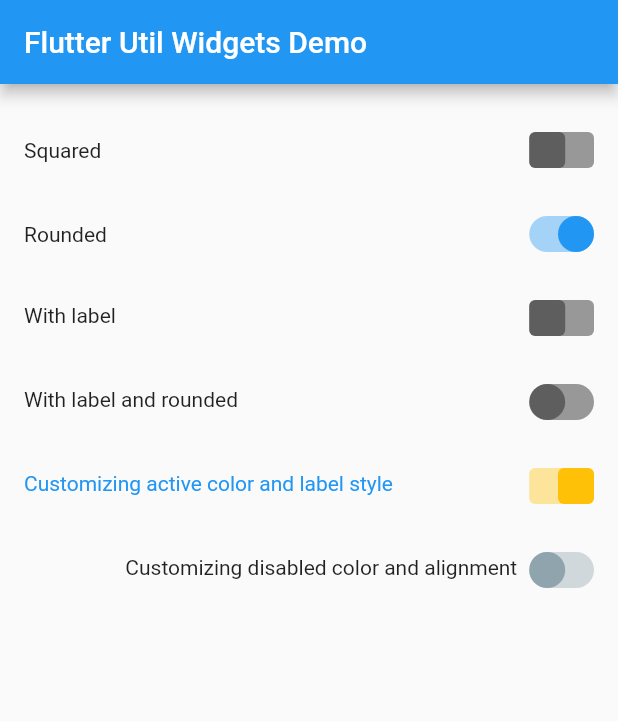
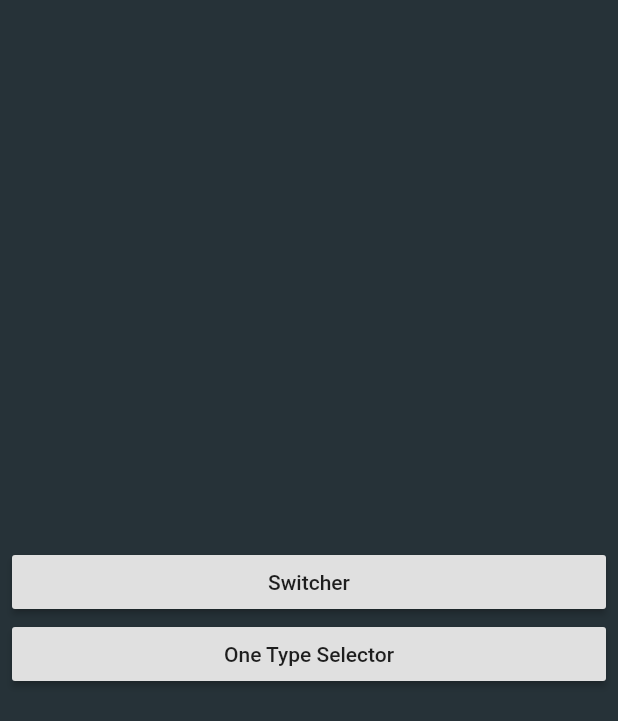
Before and after one commit to luizjacomn/flutter_util_widgets, a Flutter app: the screen it shows after launch, on a phone screen of 412 x 824 dp. Shown: the top 721 px of the screen. Run offline on Flutter 3.47's test engine with Material 2 defaults, Android fonts, the phone set to English and light mode, and no system bars.

Commit message:
Refactoring examples

```diff
--- a/example/lib/main.dart
+++ b/example/lib/main.dart
@@ -1,89 +1,47 @@
 import 'package:flutter/material.dart';
 
-import 'package:flutter_util_widgets/widgets/input/switcher/switcher.dart';
-
-const title = 'Flutter Util Widgets Demo';
+import 'package:example/one_type_selector_example.dart';
+import 'package:example/switcher_example.dart';
 
 void main() => runApp(MyApp());
 
 class MyApp extends StatelessWidget {
   @override
   Widget build(BuildContext context) {
-    return MaterialApp(
-      debugShowCheckedModeBanner: false,
-      title: title,
-      theme: ThemeData(
-        primarySwatch: Colors.blue,
-      ),
-      home: MyHomePage(),
-    );
+    return MaterialApp(debugShowCheckedModeBanner: false, home: Router());
   }
 }
 
-class MyHomePage extends StatefulWidget {
+class Router extends StatefulWidget {
   @override
-  _MyHomePageState createState() => _MyHomePageState();
+  _RouterState createState() => _RouterState();
 }
 
-class _MyHomePageState extends State<MyHomePage> {
+class _RouterState extends State<Router> {
   @override
   Widget build(BuildContext context) {
-    return Scaffold(
-      appBar: AppBar(
-        title: const Text(title),
-      ),
-      body: Center(
-        child: Padding(
-          padding: const EdgeInsets.all(16.0),
-          child: Column(
-            children: <Widget>[
-              Row(
-                children: <Widget>[
-                  Expanded(
-                    child: Text(
-                      'Squared',
-                    ),
-                  ),
-                  Switcher(onChange: print),
-                ],
-              ),
-              Row(
-                children: <Widget>[
-                  Expanded(
-                    child: Text(
-                      'Rounded',
-                    ),
-                  ),
-                  Switcher.rounded(
-                    initialValue: true,
-                    onChange: print,
-                  ),
-                ],
-              ),
-              Switcher.label(
-                label: 'With label',
-                onChange: print,
-              ),
-              Switcher.labelAndRounded(
-                label: 'With label and rounded',
-                onChange: print,
-              ),
-              Switcher.label(
-                initialValue: true,
-                label: 'Customizing active color and label style',
-                labelStyle: TextStyle(color: Theme.of(context).primaryColor),
-                activeColor: Colors.amber,
-                onChange: print,
-              ),
-              Switcher.labelAndRounded(
-                mainAxisAlignment: MainAxisAlignment.end,
-                label: 'Customizing disabled color and alignment',
-                disableColor: Colors.blueGrey[300],
-                onChange: print,
-              ),
-            ],
+    return Container(
+      padding: const EdgeInsets.symmetric(vertical: 4.0, horizontal: 8.0),
+      color: Colors.blueGrey.shade900,
+      child: Column(
+        mainAxisAlignment: MainAxisAlignment.center,
+        crossAxisAlignment: CrossAxisAlignment.stretch,
+        children: <Widget>[
+          RaisedButton(
+            child: const Text('Switcher'),
+            onPressed: () {
+              Navigator.of(context).push(
+                  MaterialPageRoute(builder: (context) => SwitcherExample()));
+            },
           ),
-        ),
+          RaisedButton(
+            child: const Text('One Type Selector'),
+            onPressed: () {
+              Navigator.of(context).push(
+                  MaterialPageRoute(builder: (context) => OneTypeSelectorExample()));
+            },
+          ),
+        ],
       ),
     );
   }
```
Also changed, not shown: example/lib/models/person.dart (added, +14 -0 lines), example/lib/one_type_selector_example.dart (added, +166 -0 lines), example/lib/switcher_example.dart (added, +68 -0 lines).
